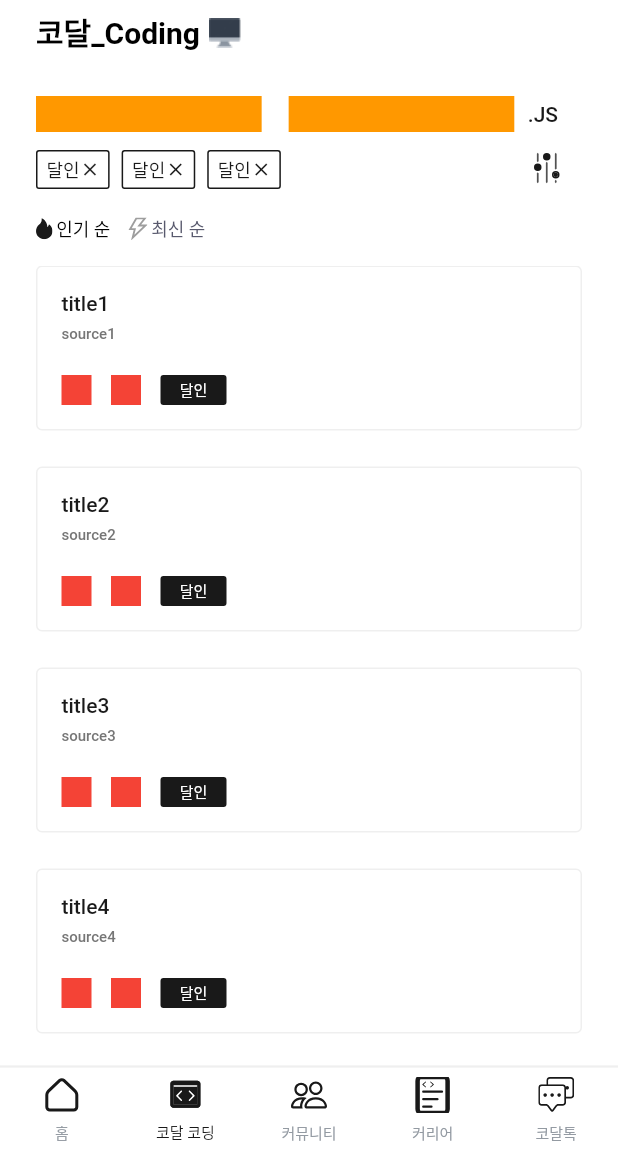
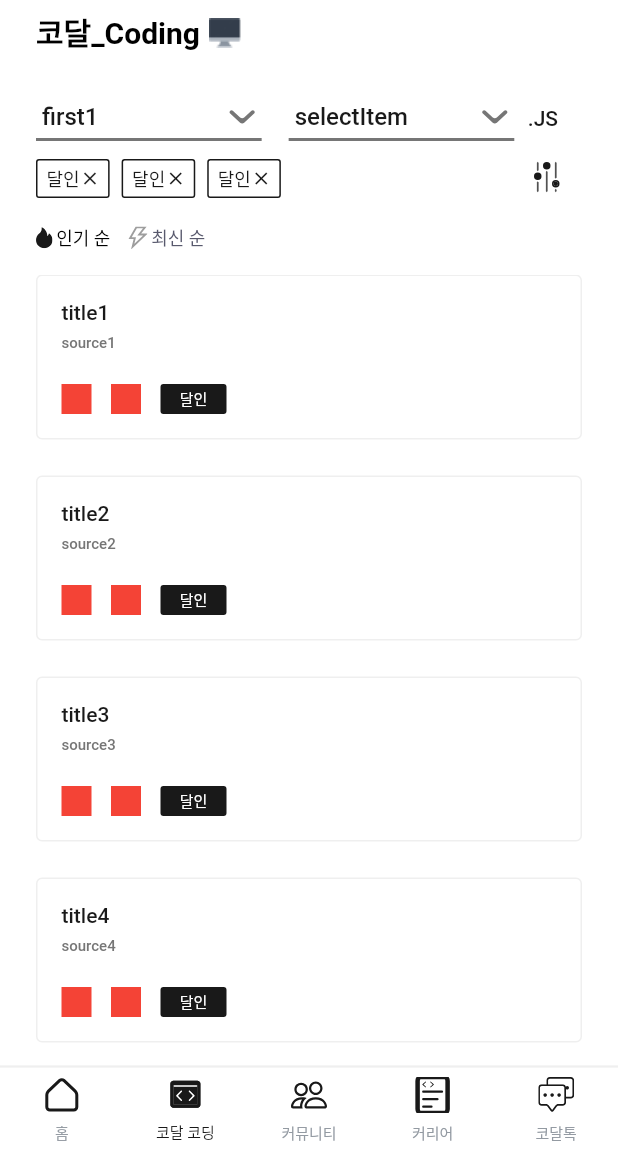
Before and after one commit to JinhuiStudy/flutter-project-codal, a Flutter app: the MainPage screen opened by its route, item 2 of the bottom bar chosen, on a phone screen of 412 x 824 dp, the part 84-1236 px from its top. Run offline on Flutter 3.47's test engine with Material 2 defaults, Android fonts, the light colour scheme and no system bars; our stand-ins replace bloc, flutter_bloc, flutter_svg; Roboto replaces fonts that are missing (Spoqa).

Commit message:
coding page dropDown

```diff
--- a/lib/app/core/ui/spoqa.dart
+++ b/lib/app/core/ui/spoqa.dart
@@ -78,6 +78,10 @@ class Spoqa {
   static const cFF767676_s10_w500_h14 = CustomTextStyle(fontFamily: spoqa, color: ColorPalette.cFF767676, fontSize: 10, fontWeight: FontWeight.w500, height: 14);
   static const cFF767676_s12_w500_h14 = CustomTextStyle(fontFamily: spoqa, color: ColorPalette.cFF767676, fontSize: 12, fontWeight: FontWeight.w500, height: 14);
   static const cFF767676_s10_w400_h10 = CustomTextStyle(fontFamily: spoqa, color: ColorPalette.cFF767676, fontSize: 10, fontWeight: FontWeight.w400, height: 10);
+
+  static const textTabEnableDark_s16_w500_h16 = CustomTextStyle(fontFamily: spoqa, color: ColorPalette.textTabEnableDark, fontSize: 16, fontWeight: FontWeight.w500, height: 16);
+  static const textTabEnable_s16_w500_h16 = CustomTextStyle(fontFamily: spoqa, color: ColorPalette.textTabEnable, fontSize: 16, fontWeight: FontWeight.w500, height: 16);
+
 }
 
 class CustomTextStyle extends TextStyle {
--- a/lib/app/data/server/coding/coding_cubit.dart
+++ b/lib/app/data/server/coding/coding_cubit.dart
@@ -2,11 +2,19 @@ import 'package:bloc/bloc.dart';
 import 'package:flutter_codal/app/data/server/coding/coding_state.dart';
 
 class CodingCubit extends Cubit<CodingState>{
-  CodingCubit() : super(CodingState(codingList: []));
+  CodingCubit() : super(CodingState(codingList: [], secondDropList: [], firstDropList: []));
 
   void filter({required bool isPopular}){
     /// 인기순 최신순 리스트 받기
     emit(state.copyWith(isPopular: isPopular));
+  }
+
+  void firstDropChange(String value){
+    emit(state.copyWith(firstSelectedItem: value));
+  }
+
+  void secondDropChange(String value){
+    emit(state.copyWith(secondSelectedItem: value));
   }
 
   /// 임시
@@ -15,9 +23,20 @@ class CodingCubit extends Cubit<CodingState>{
     for(int i = 1 ; i< 6 ; i++){
       list.add(CodingDummy(id: i, title: 'title$i', source: 'source$i', lang: [LangDummy(id: 1, name: 'name', imageUrl: 'imageUrl'),LangDummy(id: 2, name: 'name', imageUrl: 'imageUrl')], level: '달인'));
     }
+    List<DropDummy> firstDropList = [];
+    List<DropDummy> secondDropList = [];
+    for(int i = 1 ; i<4 ; i++){
+      firstDropList.add(DropDummy(id: i, title: 'first$i'));
+      secondDropList.add(DropDummy(id: i, title: 'second$i'));
+    }
+
     List<CodingDummy> temp = state.codingList;
     temp.addAll(list);
+    emit(state.copyWith(firstSelectedItem: firstDropList.first.title));
+    emit(state.copyWith(secondSelectedItem: secondDropList.first.title));
     emit(state.copyWith(codingList: temp));
+    emit(state.copyWith(firstDropList: firstDropList));
+    emit(state.copyWith(secondDropList: secondDropList));
   }
 
 }
@@ -40,3 +59,10 @@ class LangDummy {
 
   LangDummy({required this.id, required this.name, required this.imageUrl});
 }
+
+class DropDummy {
+  final int id;
+  final String title;
+
+  DropDummy({required this.id, required this.title});
+}
--- a/lib/app/data/server/coding/coding_state.dart
+++ b/lib/app/data/server/coding/coding_state.dart
@@ -1,15 +1,39 @@
 import 'package:flutter_codal/app/data/server/coding/coding_cubit.dart';
 
 class CodingState {
-  CodingState({this.isPopular = true, required this.codingList});
+  CodingState({
+    this.isPopular = true,
+    required this.codingList,
+    required this.firstDropList,
+    required this.secondDropList,
+    this.firstSelectedItem = '',
+    this.secondSelectedItem = '',
+  });
 
   bool isPopular;
   List<CodingDummy> codingList;
 
-  CodingState copyWith({bool? isPopular, List<CodingDummy>? codingList}) {
+  String firstSelectedItem;
+  String secondSelectedItem;
+
+  List<DropDummy> firstDropList;
+  List<DropDummy> secondDropList;
+
+  CodingState copyWith({
+    bool? isPopular,
+    List<CodingDummy>? codingList,
+    List<DropDummy>? firstDropList,
+    List<DropDummy>? secondDropList,
+    String? firstSelectedItem,
+    String? secondSelectedItem,
+  }) {
     return CodingState(
       isPopular: isPopular ?? this.isPopular,
       codingList: codingList ?? this.codingList,
+      firstDropList: firstDropList ?? this.firstDropList,
+      secondDropList: secondDropList ?? this.secondDropList,
+      firstSelectedItem: firstSelectedItem ?? this.firstSelectedItem,
+      secondSelectedItem: secondSelectedItem ?? this.secondSelectedItem,
     );
   }
 }
--- a/lib/app/ui/coding_page/coding_page.dart
+++ b/lib/app/ui/coding_page/coding_page.dart
@@ -3,19 +3,15 @@ import 'package:flutter_bloc/flutter_bloc.dart';
 import 'package:flutter_codal/app/core/ui/core_ui.dart';
 import 'package:flutter_codal/app/data/local/theme/theme_cubit.dart';
 import 'package:flutter_codal/app/data/server/coding/coding_cubit.dart';
+import 'package:flutter_codal/app/ui/coding_page/components/custom_drop_down.dart';
 import 'package:flutter_codal/app/ui/coding_page/components/filter_box.dart';
 import 'package:flutter_codal/app/ui/components/codal_svg.dart';
 import 'package:flutter_codal/app/ui/components/popular_recent_filter.dart';
 import 'package:flutter_codal/app/ui/home_page/components/code_exam_container.dart';
 
-class CodingPage extends StatefulWidget {
+class CodingPage extends StatelessWidget {
   const CodingPage({Key? key}) : super(key: key);
 
-  @override
-  State<CodingPage> createState() => _CodingPageState();
-}
-
-class _CodingPageState extends State<CodingPage> {
   Widget _title() {
     return Builder(builder: (context) {
       bool isDark = context.watch<ThemeCubit>().state.isDark;
@@ -40,19 +36,36 @@ class _CodingPageState extends State<CodingPage> {
     return Builder(
         builder: (context) {
           bool isDark = context.watch<ThemeCubit>().state.isDark;
+          final codingState = context.watch<CodingCubit>().state;
           return Row(
             children: [
               Expanded(
-              child: Container(
-                height: 24,
-                color: Colors.orange,
+                child: CustomDropDown(
+                  itemList: codingState.firstDropList.map((e) => e.title).toList(),
+                  selectedItem: codingState.firstSelectedItem,
+                  isDark: isDark,
+                  onChange: (String value) {  },
                 ),
               ),
+              // Expanded(
+              //   child: DropdownButton(
+              //       isExpanded: true,
+              //       icon: CodalSvg(fileName: 'keyboard_arrow_bottom'),
+              //
+              //       value: codingState.firstSelectedItem,
+              //       items: codingState.firstDropList.map((e) => DropdownMenuItem(value : e.title, child: Text(e.title, style: isDark ? Spoqa.textTabEnableDark_s16_w500_h16 : Spoqa.textTabEnable_s16_w500_h16,))).toList(),
+              //       onChanged: (value){
+              //         context.read<CodingCubit>().firstDropChange(value.toString());
+              //       }
+              //   ),
+              // ),
               eWidth(18),
               Expanded(
-              child: Container(
-                height: 24,
-                color: Colors.orange,
+                child: CustomDropDown(
+                  itemList: [''],
+                  selectedItem: 'selectItem',
+                  isDark: isDark,
+                  onChange: (String value) {  },
                 ),
               ),
               eWidth(9),
--- /dev/null
+++ b/lib/app/ui/coding_page/components/custom_drop_down.dart
@@ -0,0 +1,155 @@
+import 'package:flutter/material.dart';
+import 'package:flutter_codal/app/core/ui/color_palette.dart';
+import 'package:flutter_codal/app/core/ui/core_ui.dart';
+import 'package:flutter_codal/app/ui/components/codal_svg.dart';
+
+class CustomDropDown extends StatefulWidget {
+  const CustomDropDown({
+    Key? key,
+    required this.itemList,
+    required this.isDark,
+    required this.onChange,
+    required this.selectedItem,
+    this.hint,
+    this.height = 30,
+  }) : super(key: key);
+
+  final List<String> itemList;
+  final String? selectedItem;
+  final double height;
+  final bool isDark;
+  final String? hint;
+  final Function(String value) onChange;
+
+  @override
+  State<CustomDropDown> createState() => _CustomDropDownState();
+}
+
+/// TODO Items expanded
+class _CustomDropDownState extends State<CustomDropDown> {
+  bool isOpen = false;
+
+  final GlobalKey _key = GlobalKey();
+
+  Widget _item(String selectedItem) {
+    return Row(
+      mainAxisAlignment: MainAxisAlignment.spaceBetween,
+      children: [
+        Expanded(
+          child: Text(
+            selectedItem,
+            style: widget.isDark
+                ? Spoqa.textTabEnableDark_s16_w500_h16
+                : Spoqa.textTabEnable_s16_w500_h16,
+            overflow: TextOverflow.ellipsis,
+          ),
+        ),
+        const CodalSvg(fileName: 'keyboard_arrow_bottom'),
+      ],
+    );
+  }
+
+  Widget _dropItem({required String text, required bool isLast}) {
+    return GestureDetector(
+      onTap: () {
+        widget.onChange(text);
+        Navigator.pop(context);
+      },
+      child: Container(
+        margin: EdgeInsets.only(bottom: isLast ? 0 : 18),
+        child: Text(
+          text,
+          style: widget.isDark
+              ? Spoqa.textTabEnableDark_s16_w500_h16
+              : Spoqa.textTabEnable_s16_w500_h16,
+          overflow: TextOverflow.ellipsis,
+        ),
+      ),
+    );
+  }
+
+  void _show() async {
+    final RenderBox renderBox =
+        _key.currentContext?.findRenderObject() as RenderBox;
+    Offset pos = renderBox.localToGlobal(Offset.zero);
+    Size size = renderBox.size;
+
+    List<String> dropItemList = widget.itemList
+        .where((element) => element != widget.selectedItem)
+        .toList();
+
+    List<Widget> children = [];
+    int itemCnt = dropItemList.length;
+    for (int i = 0; i < itemCnt; i++) {
+      children.add(_dropItem(
+          text: dropItemList[i], isLast: i == itemCnt - 1 ? true : false));
+    }
+
+    await showDialog(
+        context: _key.currentContext!,
+        barrierColor: Colors.transparent,
+        useSafeArea: false,
+        barrierDismissible: true,
+        builder: (context) {
+          return Stack(
+            children: [
+              Positioned(
+                  left: pos.dx,
+                  top: pos.dy + widget.height - 2,
+                  child: Container(
+                    width: size.width,
+                    padding: const EdgeInsets.symmetric(horizontal: 4, vertical: 12),
+                    decoration: BoxDecoration(
+                      borderRadius: const BorderRadius.only(
+                        bottomLeft: Radius.circular(4),
+                        bottomRight: Radius.circular(4),
+                      ),
+                      border:
+                          Border.all(color: widget.isDark
+                              ? ColorPalette.cFF2C3136
+                              : ColorPalette.cFF767676, width: 1),
+                      color: Theme.of(context).primaryColor,
+                    ),
+                    child: Column(
+                      crossAxisAlignment: CrossAxisAlignment.start,
+                      children: children,
+                    ),
+                  )),
+            ],
+          );
+        });
+  }
+
+  @override
+  Widget build(BuildContext context) {
+    return GestureDetector(
+      key: _key,
+      onTap: () {
+        _show();
+        setState(() {
+          isOpen = !isOpen;
+        });
+      },
+      child: Column(
+        children: [
+          Container(
+            height: widget.height,
+            padding: const EdgeInsets.symmetric(horizontal: 4, vertical: 6),
+            decoration: BoxDecoration(
+              border: Border(
+                bottom: BorderSide(
+                    width: 2,
+                    color: widget.isDark
+                        ? ColorPalette.cFF2C3136
+                        : ColorPalette.cFF767676),
+              ),
+            ),
+            child: _item(widget.selectedItem == ''
+                ? widget.itemList.first
+                : widget.selectedItem!),
+          ),
+        ],
+      ),
+    );
+  }
+}
--- a/lib/app/ui/home_page/components/home_exercise_tab_view.dart
+++ b/lib/app/ui/home_page/components/home_exercise_tab_view.dart
@@ -56,15 +56,12 @@ class _HomeExerciseTabViewState extends State<HomeExerciseTabView> with Automati
     );
   }
 
-  /// 색상 이름
   Widget _standardDateLabel(isDark, String date) => Text('기준 $date', style: isDark ? Spoqa.textSubDark_s10_w400_h10 : Spoqa.cFF767676_s10_w400_h10);
 
   Widget _testTitle(isDark, String title) => Text(title, style : isDark ? Spoqa.textMainDark_s20_w500_h20 : Spoqa.textMain_s20_w500_h20);
 
-  /// 색상 이름
   Widget _testSource(isDark, String text) => Text(text, style: isDark ? Spoqa.textSubDark_s12_w500_h14 : Spoqa.cFF767676_s12_w500_h14);
 
-  /// 수정하기 (lang만 위로가도록)
   Widget _langAndLevelRow(bool isDark){
     double maxWidth = (SizeHelper.deviceWidth - kHorizontalPadding*2) * 0.7;
     return Row(
```
Also changed, not shown: assets/svg/dark/keyboard_arrow_bottom.svg (added), assets/svg/dark/talk.svg (added), assets/svg/light/keyboard_arrow_bottom.svg (added), assets/svg/light/talk.svg (added). Lines whose indentation alone changed are shown as unchanged.
